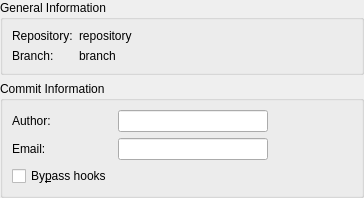
Above: src/plugins/git/gitsubmitpanel.ui from qt-creator/qt-creator before the change. Below: the same form after it.
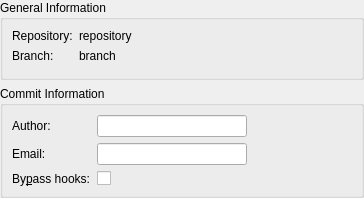
That is the form after the change. Icons and pictures are not drawn.

Commit message:
Fix placement of Bypass hooks checkbox
Make it aligned to other labels.

Task-number: QTCREATORBUG-7202

Diff of the .ui file:
```diff
--- a/src/plugins/git/gitsubmitpanel.ui
+++ b/src/plugins/git/gitsubmitpanel.ui
@@ -7,7 +7,7 @@
     <x>0</x>
     <y>0</y>
     <width>364</width>
-    <height>178</height>
+    <height>198</height>
    </rect>
   </property>
   <layout class="QVBoxLayout" name="verticalLayout">
@@ -142,10 +142,20 @@
         </property>
        </widget>
       </item>
-      <item row="2" column="0">
+      <item row="2" column="1">
        <widget class="QCheckBox" name="bypassHooksCheckBox">
         <property name="text">
-         <string>By&amp;pass hooks</string>
+         <string/>
+        </property>
+       </widget>
+      </item>
+      <item row="2" column="0">
+       <widget class="QLabel" name="label">
+        <property name="text">
+         <string>By&amp;pass hooks:</string>
+        </property>
+        <property name="buddy">
+         <cstring>bypassHooksCheckBox</cstring>
         </property>
        </widget>
       </item>
```
Left out of the diff: 13 changed lines with no effect on the pictures.
